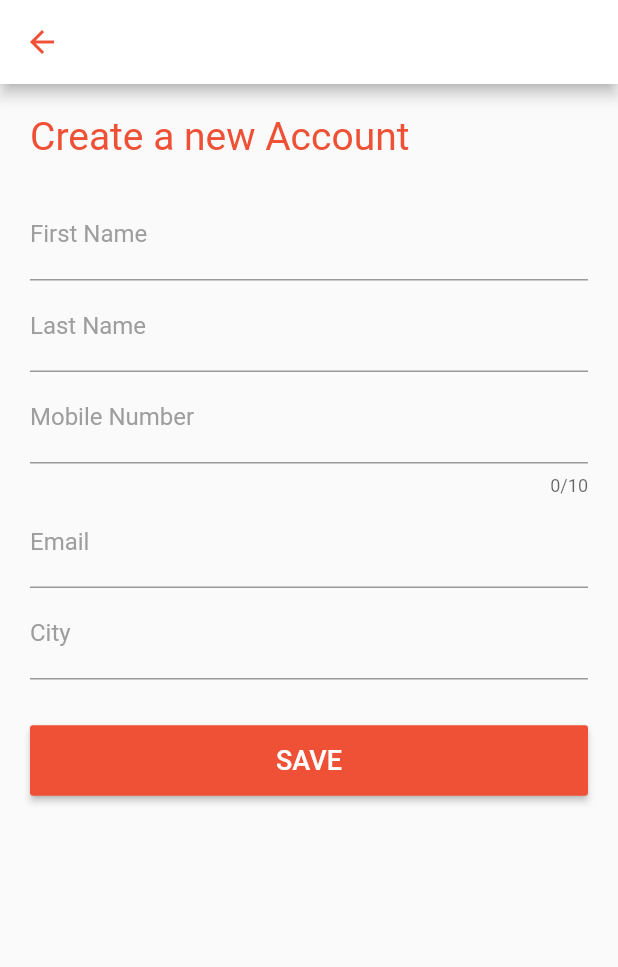
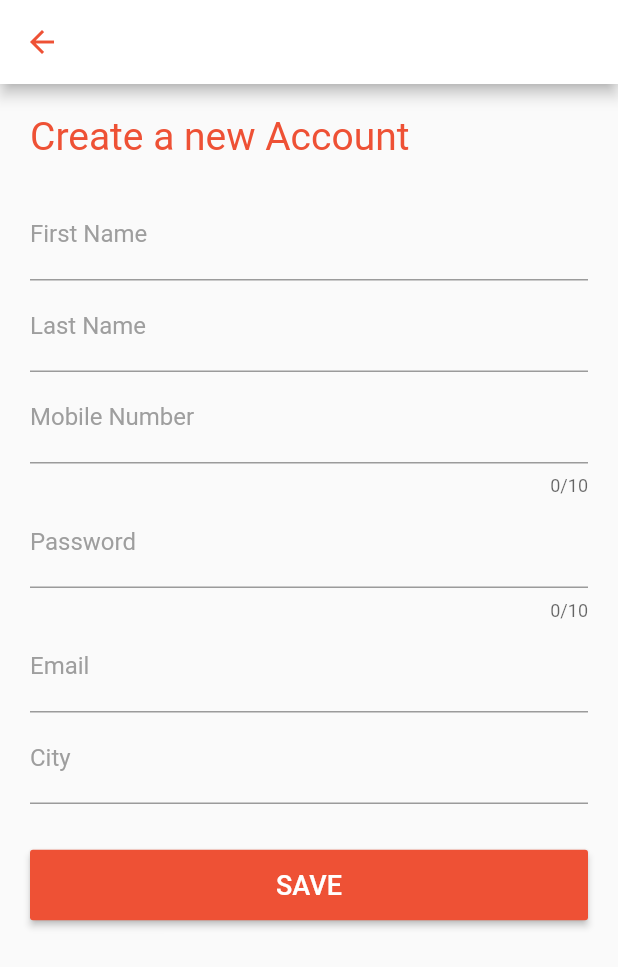
Before and after one commit to KalyaniGhumare/expenses_tracker, a Flutter app: the SignUpScreen screen opened directly, on a phone screen of 412 x 824 dp. Shown: the top 967 px of the screen. Run offline on Flutter 3.47's test engine with Material 2 defaults, Android fonts, the phone set to English and light mode, and no system bars; our stand-ins replace floor, sqflite; accounts and stored records are empty; generated files the repository leaves out were written again.

Commit message:
Floor plugin(SQLite Database 4th Lect)

```diff
--- /dev/null
+++ b/lib/database/dao/app_dao.dart
@@ -0,0 +1,13 @@
+import 'package:floor/floor.dart';
+import 'package:flutter_widget/database/model/user.dart';
+
+@dao
+abstract class AppDao {
+  // Insert New User into DB
+  @insert
+  Future<void> insertUser(User user);
+
+  @Query(
+      "SELECT * FROM User WHERE mobile = :mobileNumber AND password = :password")
+  Future<User> checkUser(String mobileNumber, String password);
+}
--- /dev/null
+++ b/lib/database/model/user.dart
@@ -0,0 +1,12 @@
+import 'package:floor/floor.dart';
+
+@entity
+class User {
+  @PrimaryKey(autoGenerate: true)
+  int id;
+
+  String fName, lName, mobile, city, email, password;
+
+  User(this.fName, this.lName, this.city, this.email, this.mobile,
+      this.password);
+}
--- a/lib/sign_up/sign_up_screen.dart
+++ b/lib/sign_up/sign_up_screen.dart
@@ -1,5 +1,8 @@
 import 'package:flutter/material.dart';
 import 'package:flutter/services.dart';
+import 'package:flutter_widget/database/dao/app_dao.dart';
+import 'package:flutter_widget/database/db/app_database.dart';
+import 'package:flutter_widget/database/model/user.dart';
 import 'package:flutter_widget/intro/colors.dart';
 
 class SignUpScreen extends StatefulWidget {
@@ -8,9 +11,22 @@ class SignUpScreen extends StatefulWidget {
 }
 
 class _SignUpScreenState extends State<SignUpScreen> {
+  GlobalKey<ScaffoldState> _scaffoldKey = GlobalKey();
+
+  /*
+  * Global instance of Controller
+  * */
+  TextEditingController fNameController = TextEditingController();
+  TextEditingController lNameController = TextEditingController();
+  TextEditingController mobileController = TextEditingController();
+  TextEditingController passwordController = TextEditingController();
+  TextEditingController emailController = TextEditingController();
+  TextEditingController cityController = TextEditingController();
+
   @override
   Widget build(BuildContext context) {
     return Scaffold(
+      key: _scaffoldKey,
       appBar: AppBar(
         // Set App Bar Color
         backgroundColor: Colors.white,
@@ -34,6 +50,7 @@ class _SignUpScreenState extends State<SignUpScreen> {
                 ),
               ),
               TextFormField(
+                controller: fNameController,
                 decoration: InputDecoration(
                     labelText: "First Name",
                     labelStyle: TextStyle(fontSize: 16.0, color: Colors.grey)),
@@ -44,6 +61,7 @@ class _SignUpScreenState extends State<SignUpScreen> {
                 maxLines: 1,
               ),
               TextFormField(
+                controller: lNameController,
                 decoration: InputDecoration(
                     labelText: "Last Name",
                     labelStyle: TextStyle(fontSize: 16.0, color: Colors.grey)),
@@ -54,6 +72,7 @@ class _SignUpScreenState extends State<SignUpScreen> {
                 maxLines: 1,
               ),
               TextFormField(
+                controller: mobileController,
                 decoration: InputDecoration(
                     labelText: "Mobile Number",
                     labelStyle: TextStyle(fontSize: 16.0, color: Colors.grey)),
@@ -64,6 +83,18 @@ class _SignUpScreenState extends State<SignUpScreen> {
                 maxLines: 1,
               ),
               TextFormField(
+                controller: passwordController,
+                decoration: InputDecoration(
+                    labelText: "Password",
+                    labelStyle: TextStyle(fontSize: 16.0, color: Colors.grey)),
+                style: TextStyle(fontSize: 18.0, color: Colors.black),
+                textInputAction: TextInputAction.next,
+                keyboardType: TextInputType.text,
+                maxLength: 10,
+                maxLines: 1,
+              ),
+              TextFormField(
+                controller: emailController,
                 decoration: InputDecoration(
                     labelText: "Email",
                     labelStyle: TextStyle(fontSize: 16.0, color: Colors.grey)),
@@ -74,6 +105,7 @@ class _SignUpScreenState extends State<SignUpScreen> {
                 maxLines: 1,
               ),
               TextFormField(
+                controller: cityController,
                 decoration: InputDecoration(
                     labelText: "City",
                     labelStyle: TextStyle(fontSize: 16.0, color: Colors.grey)),
@@ -88,7 +120,9 @@ class _SignUpScreenState extends State<SignUpScreen> {
                 height: 47,
                 child: RaisedButton(
                   color: primaryColor,
-                  onPressed: () {},
+                  onPressed: () {
+                    saveUser();
+                  },
                   child: Text(
                     "SAVE",
                     style: TextStyle(fontSize: 18.0, color: Colors.white),
@@ -99,4 +133,41 @@ class _SignUpScreenState extends State<SignUpScreen> {
           )),
     );
   }
+
+  saveUser() async {
+    // Read TextFormField Value and store into string variable
+    String fName = fNameController.text;
+    String lName = lNameController.text;
+    String mobileNumber = mobileController.text;
+    String password = passwordController.text;
+    String email = emailController.text;
+    String city = cityController.text;
+
+    // Database name
+    const String DATABASE_NAME = "database.db";
+
+    // Init Database
+    final database =
+        await $FloorAppDatabase.databaseBuilder(DATABASE_NAME).build();
+
+    // Init Dao Object to access query
+    AppDao appDao = database.appDao;
+
+    // Insert Data
+    User user = User(fName, lName, city, email, mobileNumber, password);
+    await appDao.insertUser(user);
+
+    // Create SnackBar Object
+    SnackBar snackBar = SnackBar(
+        content: Text("User added successfully"),
+        duration: Duration(milliseconds: 3000));
+
+    // show SnackBar
+    _scaffoldKey.currentState.showSnackBar(snackBar);
+
+    // Back to onBoard Screen
+    Future.delayed(Duration(milliseconds: 3000), () {
+      Navigator.of(context).pop();
+    });
+  }
 }
--- a/pubspec.yaml
+++ b/pubspec.yaml
@@ -28,10 +28,13 @@ dependencies:
   # The following adds the Cupertino Icons font to your application.
   # Use with the CupertinoIcons class for iOS style icons.
   cupertino_icons: ^1.0.0
+  floor: ^0.17.0
 
 dev_dependencies:
   flutter_test:
     sdk: flutter
+  floor_generator: ^0.17.0
+  build_runner: ^1.10.3
 
 # For information on the generic Dart part of this file, see the
 # following page: https://dart.dev/tools/pub/pubspec
```
Also changed, not shown: lib/database/db/app_database.dart (added, +16 -0 lines), lib/sign_in/LogInScreen.dart (+93 -3 lines), lib/database/db/app_database.g.dart (added), pubspec.lock, 3 other files.
